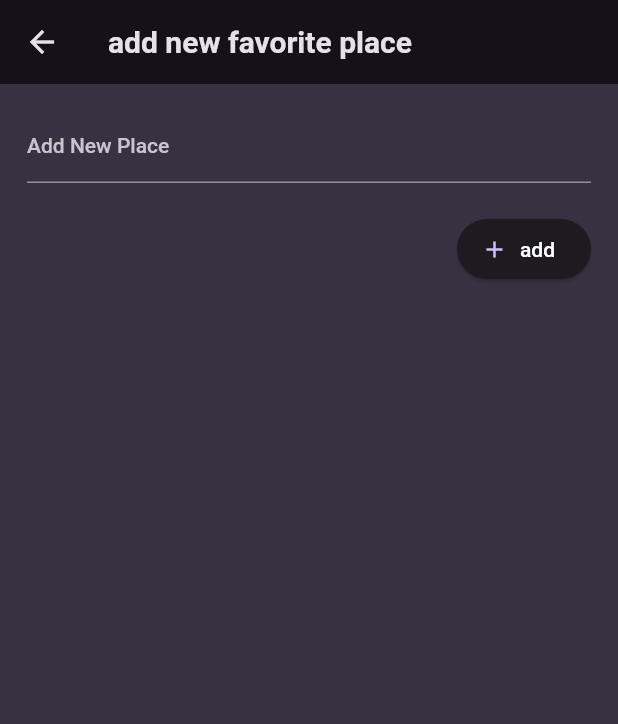
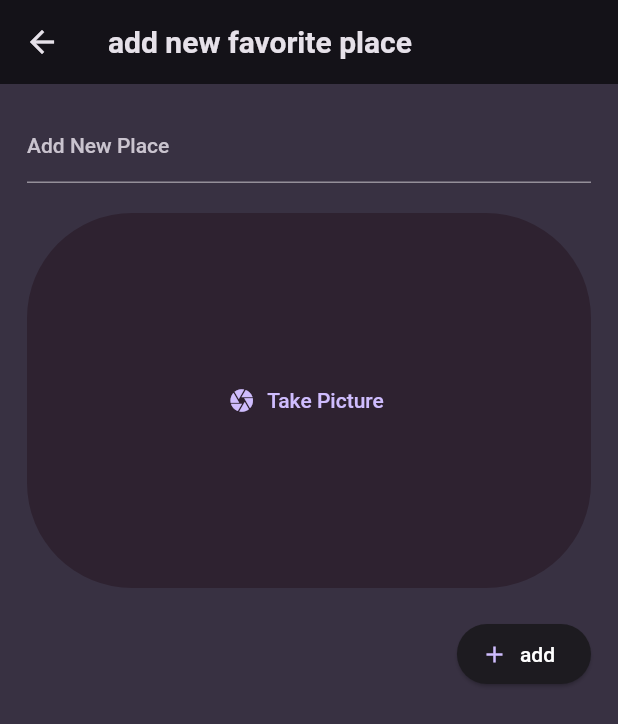
Before and after one commit to XayneeNut/favorites-places, a Flutter app: the AddFavoritePlaceAlternative screen opened directly, on a phone screen of 412 x 824 dp. Shown: the top 724 px of the screen. Run offline on Flutter 3.47's test engine with Material 2 defaults, Android fonts, the phone set to English and light mode, and no system bars; our stand-ins replace flutter_riverpod, google_fonts, image_picker.

Commit message:
continue the module
melanjutkan membuat image input widget dan berhasil

```diff
--- a/lib/view/alternative/add_favplace_alternative.dart
+++ b/lib/view/alternative/add_favplace_alternative.dart
@@ -1,4 +1,5 @@
 import 'package:favorite_places/riverpod/user_places.dart';
+import 'package:favorite_places/widgets/image_input.dart';
 import 'package:flutter/material.dart';
 import 'package:flutter_riverpod/flutter_riverpod.dart';
 
@@ -48,6 +49,8 @@ class _AddFavoritePlaceAlternativeState
                   TextStyle(color: Theme.of(context).colorScheme.onBackground),
             ),
             const SizedBox(height: 20),
+            ImageInput(),
+            const SizedBox(height: 20),
             Row(
               mainAxisAlignment: MainAxisAlignment.end,
               children: [
--- /dev/null
+++ b/lib/widgets/image_input.dart
@@ -0,0 +1,58 @@
+import 'dart:io';
+
+import 'package:flutter/material.dart';
+import 'package:image_picker/image_picker.dart';
+
+class ImageInput extends StatefulWidget {
+  const ImageInput({super.key});
+
+  @override
+  State<ImageInput> createState() => _ImageInputState();
+}
+
+class _ImageInputState extends State<ImageInput> {
+  File? _selectedImage;
+
+  void _takeImage() async {
+    final imagePicker = ImagePicker();
+
+    final pickedImage = await imagePicker.pickImage(
+      source: ImageSource.camera,
+      maxHeight: 600,
+    );
+
+    if (pickedImage == null) {
+      return;
+    }
+
+    setState(() {
+      _selectedImage = File(pickedImage.path);
+    });
+  }
+
+  @override
+  Widget build(BuildContext context) {
+    Widget content = TextButton.icon(
+      onPressed: _takeImage,
+      icon: const Icon(Icons.camera),
+      label: const Text('Take Picture'),
+    );
+
+    if (_selectedImage != null) {
+      content = Image.file(
+        _selectedImage!,
+        fit: BoxFit.cover,
+
+      );
+    }
+
+    return Container(
+        height: 250,
+        width: double.infinity,
+        decoration: BoxDecoration(
+          borderRadius: BorderRadius.circular(70),
+          color: const Color.fromRGBO(46, 34, 48, 1),
+        ),
+        child: content);
+  }
+}
```
Also changed, not shown: pubspec.yaml (+4 -5 lines), pubspec.lock, 1 other file.
